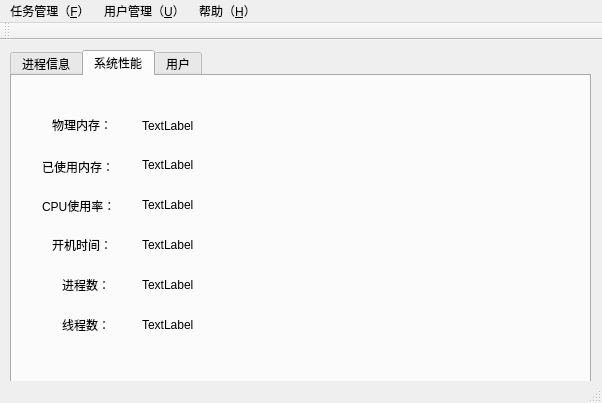
First picture: the form in ProcessManagement/processmanage.ui, repository demon101680/S-L, before the edit.
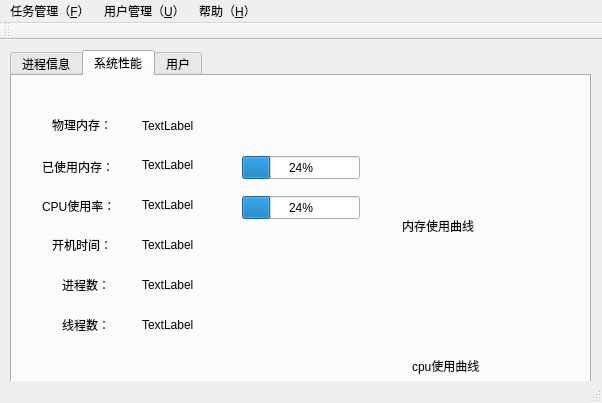
Second picture: the form after the edit.

```diff
--- a/ProcessManagement/processmanage.ui
+++ b/ProcessManagement/processmanage.ui
@@ -321,6 +321,80 @@
        <string>TextLabel</string>
       </property>
      </widget>
+     <widget class="QProgressBar" name="progressBar">
+      <property name="geometry">
+       <rect>
+        <x>230</x>
+        <y>80</y>
+        <width>118</width>
+        <height>23</height>
+       </rect>
+      </property>
+      <property name="value">
+       <number>24</number>
+      </property>
+     </widget>
+     <widget class="QProgressBar" name="progressBar_2">
+      <property name="geometry">
+       <rect>
+        <x>230</x>
+        <y>120</y>
+        <width>118</width>
+        <height>23</height>
+       </rect>
+      </property>
+      <property name="value">
+       <number>24</number>
+      </property>
+     </widget>
+     <widget class="QWidget" name="verticalLayoutWidget">
+      <property name="geometry">
+       <rect>
+        <x>359</x>
+        <y>160</y>
+        <width>171</width>
+        <height>121</height>
+       </rect>
+      </property>
+      <layout class="QVBoxLayout" name="verticalLayout"/>
+     </widget>
+     <widget class="QWidget" name="verticalLayoutWidget_2">
+      <property name="geometry">
+       <rect>
+        <x>360</x>
+        <y>0</y>
+        <width>171</width>
+        <height>131</height>
+       </rect>
+      </property>
+      <layout class="QVBoxLayout" name="verticalLayout_2"/>
+     </widget>
+     <widget class="QLabel" name="label_13">
+      <property name="geometry">
+       <rect>
+        <x>390</x>
+        <y>140</y>
+        <width>121</width>
+        <height>20</height>
+       </rect>
+      </property>
+      <property name="text">
+       <string>内存使用曲线</string>
+      </property>
+     </widget>
+     <widget class="QLabel" name="label_14">
+      <property name="geometry">
+       <rect>
+        <x>400</x>
+        <y>280</y>
+        <width>111</width>
+        <height>20</height>
+       </rect>
+      </property>
+      <property name="text">
+       <string>cpu使用曲线</string>
+      </property>
+     </widget>
     </widget>
     <widget class="QWidget" name="tab_3">
      <attribute name="title">
```
